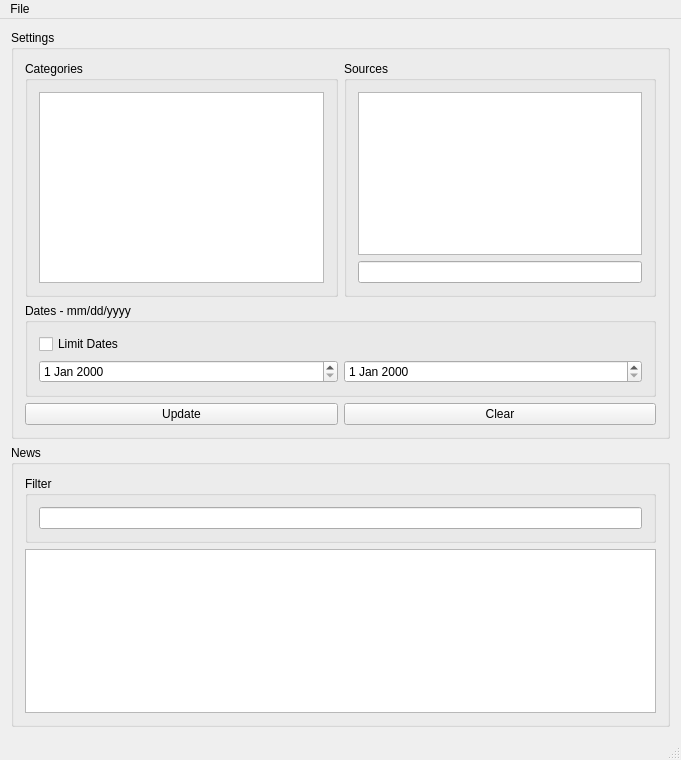
The window that NewsGUI/mainwindow.ui (bitamins/cs411-T4) describes before a commit, drawn with Qt 5.
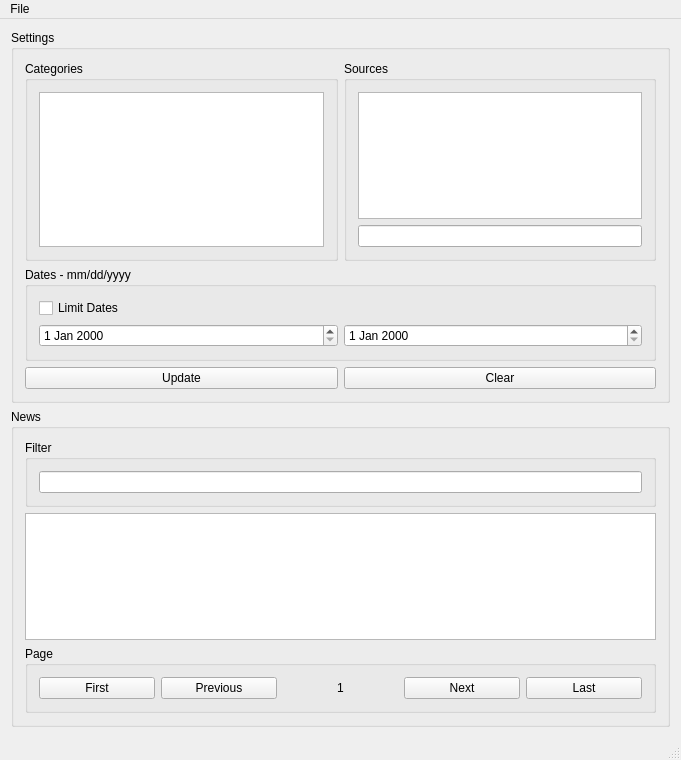
The same window after the commit.

```diff
--- a/NewsGUI/mainwindow.ui
+++ b/NewsGUI/mainwindow.ui
@@ -36,6 +36,53 @@
          </layout>
         </widget>
        </item>
+       <item row="2" column="0">
+        <widget class="QGroupBox" name="pageGroupBox">
+         <property name="title">
+          <string>Page</string>
+         </property>
+         <layout class="QHBoxLayout" name="horizontalLayout">
+          <item>
+           <widget class="QPushButton" name="firstButton">
+            <property name="text">
+             <string>First</string>
+            </property>
+           </widget>
+          </item>
+          <item>
+           <widget class="QPushButton" name="prevButton">
+            <property name="text">
+             <string>Previous</string>
+            </property>
+           </widget>
+          </item>
+          <item>
+           <widget class="QLabel" name="pageLabel">
+            <property name="text">
+             <string>1</string>
+            </property>
+            <property name="alignment">
+             <set>Qt::AlignCenter</set>
+            </property>
+           </widget>
+          </item>
+          <item>
+           <widget class="QPushButton" name="nextButton">
+            <property name="text">
+             <string>Next</string>
+            </property>
+           </widget>
+          </item>
+          <item>
+           <widget class="QPushButton" name="lastButton">
+            <property name="text">
+             <string>Last</string>
+            </property>
+           </widget>
+          </item>
+         </layout>
+        </widget>
+       </item>
       </layout>
      </widget>
     </item>
```
